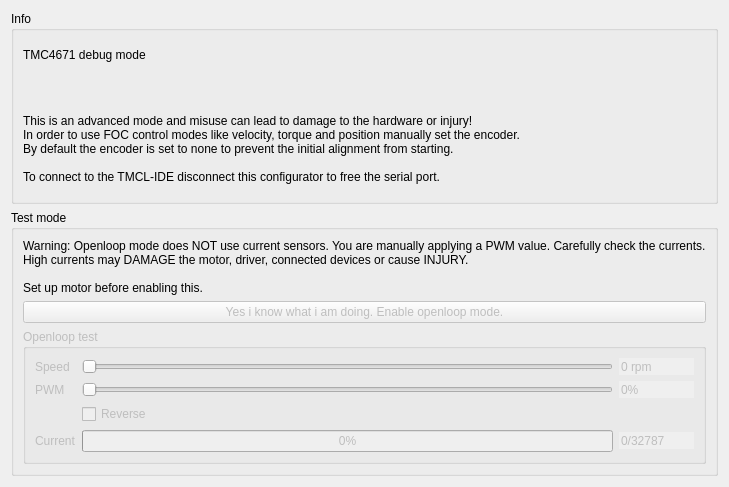
Old version of the form res/tmcdebug.ui in the repository Ultrawipf/OpenFFBoard-configurator.
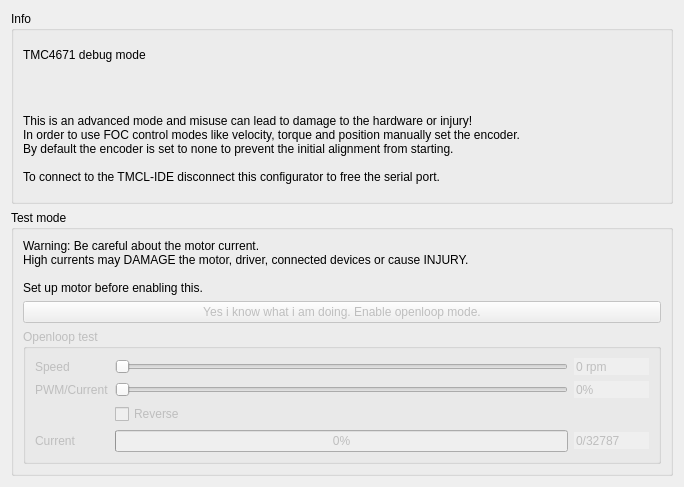
New version of the form.

Commit message: Update tmc debug ui

Patch:
```diff
--- a/res/tmcdebug.ui
+++ b/res/tmcdebug.ui
@@ -39,7 +39,7 @@
       <item>
        <widget class="QLabel" name="label_2">
         <property name="text">
-         <string>&lt;html&gt;&lt;head/&gt;&lt;body&gt;&lt;p&gt;Warning: Openloop mode does NOT use current sensors. You are manually applying a PWM value. Carefully check the currents.&lt;br/&gt;High currents may DAMAGE the motor, driver, connected devices or cause INJURY.&lt;br/&gt;&lt;br/&gt;Set up motor before enabling this.&lt;/p&gt;&lt;/body&gt;&lt;/html&gt;</string>
+         <string>&lt;html&gt;&lt;head/&gt;&lt;body&gt;&lt;p&gt;Warning: Be careful about the motor current. &lt;br/&gt;High currents may DAMAGE the motor, driver, connected devices or cause INJURY.&lt;br/&gt;&lt;br/&gt;Set up motor before enabling this.&lt;/p&gt;&lt;/body&gt;&lt;/html&gt;</string>
         </property>
        </widget>
       </item>
@@ -78,7 +78,7 @@
          <item row="1" column="0">
           <widget class="QLabel" name="label_4">
            <property name="text">
-            <string>PWM</string>
+            <string>PWM/Current</string>
            </property>
           </widget>
          </item>
@@ -91,6 +91,9 @@
          </item>
          <item row="0" column="1">
           <widget class="QSlider" name="horizontalSlider_speed">
+           <property name="maximum">
+            <number>100</number>
+           </property>
            <property name="orientation">
             <enum>Qt::Horizontal</enum>
            </property>
@@ -155,6 +158,9 @@
            <property name="suffix">
             <string> rpm</string>
            </property>
+           <property name="maximum">
+            <number>100</number>
+           </property>
           </widget>
          </item>
          <item row="3" column="2">
```
The commit also changes 1 other file.
